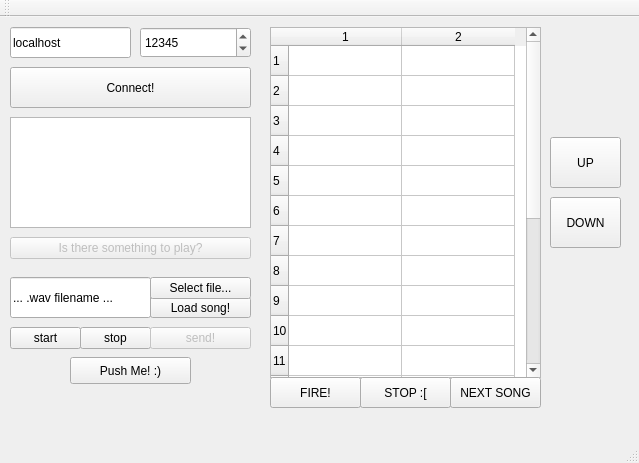
This is QtClient - basics/AudioClient/clientwindow.ui in zkatzen/sk2-projekt as Qt 5 draws it before an edit. The edited form follows.
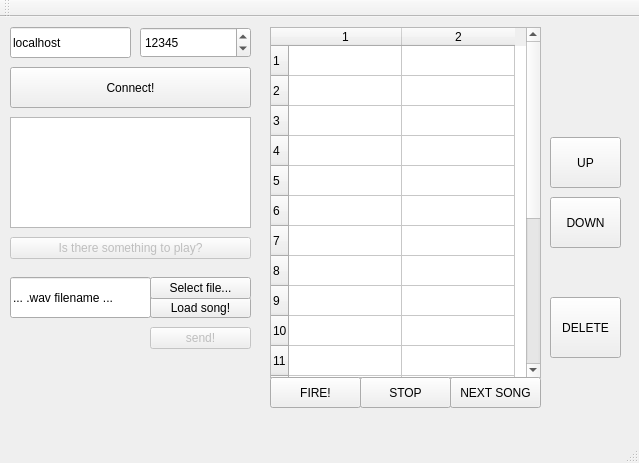
This is the edited form. Icons and pictures are not drawn.

Commit message: Add DELETE song from playlist

Diff of the .ui file:
```diff
--- a/QtClient - basics/AudioClient/clientwindow.ui
+++ b/QtClient - basics/AudioClient/clientwindow.ui
@@ -92,19 +92,6 @@
      <string>... .wav filename ...</string>
     </property>
    </widget>
-   <widget class="QPushButton" name="stopButton">
-    <property name="geometry">
-     <rect>
-      <x>80</x>
-      <y>310</y>
-      <width>71</width>
-      <height>22</height>
-     </rect>
-    </property>
-    <property name="text">
-     <string>stop</string>
-    </property>
-   </widget>
    <widget class="QPushButton" name="serverPlayButton">
     <property name="enabled">
      <bool>false</bool>
@@ -121,19 +108,6 @@
      <string>Is there something to play?</string>
     </property>
    </widget>
-   <widget class="QPushButton" name="startButton">
-    <property name="geometry">
-     <rect>
-      <x>10</x>
-      <y>310</y>
-      <width>71</width>
-      <height>22</height>
-     </rect>
-    </property>
-    <property name="text">
-     <string>start</string>
-    </property>
-   </widget>
    <widget class="QPushButton" name="sendButton">
     <property name="enabled">
      <bool>false</bool>
@@ -204,19 +178,6 @@
     <column/>
     <column/>
    </widget>
-   <widget class="QPushButton" name="pushMeButton">
-    <property name="geometry">
-     <rect>
-      <x>70</x>
-      <y>340</y>
-      <width>121</width>
-      <height>27</height>
-     </rect>
-    </property>
-    <property name="text">
-     <string>Push Me! :)</string>
-    </property>
-   </widget>
    <widget class="QPushButton" name="firePlaylistButton">
     <property name="geometry">
      <rect>
@@ -240,7 +201,7 @@
      </rect>
     </property>
     <property name="text">
-     <string>STOP :[</string>
+     <string>STOP</string>
     </property>
    </widget>
    <widget class="QPushButton" name="nextSongButton">
@@ -287,7 +248,20 @@
     </property>
     <property name="icon">
      <iconset>
-      <normaloff>down.png</normaloff>down.png</iconset>
+      <normaloff>../build-AudioClient-Desktop_Qt_5_7_0_GCC_64bit-Debug/down.png</normaloff>../build-AudioClient-Desktop_Qt_5_7_0_GCC_64bit-Debug/down.png</iconset>
+    </property>
+   </widget>
+   <widget class="QPushButton" name="deleteButton">
+    <property name="geometry">
+     <rect>
+      <x>550</x>
+      <y>280</y>
+      <width>71</width>
+      <height>61</height>
+     </rect>
+    </property>
+    <property name="text">
+     <string>DELETE</string>
     </property>
    </widget>
   </widget>
```
Left out of the diff: 2 changed lines with no effect on the pictures. The commit also changes 3 other files.
